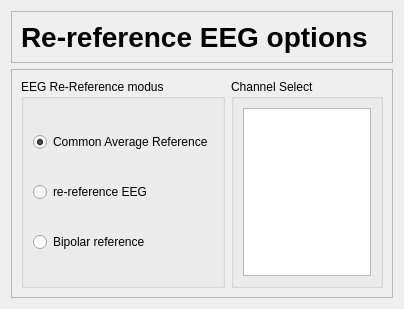
Old version of the form applications/mne_scan/plugins/reref/FormFiles/rerefoption.ui in the repository mne-tools/mne-cpp.
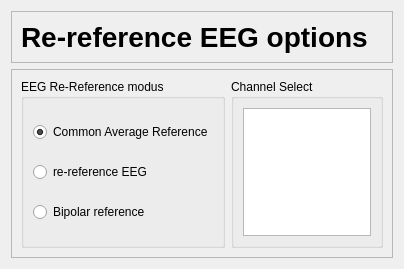
New version of the form.

Commit message: [SC-142] debug ReRef plugin

```diff
--- a/applications/mne_scan/plugins/reref/FormFiles/rerefoption.ui
+++ b/applications/mne_scan/plugins/reref/FormFiles/rerefoption.ui
@@ -7,7 +7,7 @@
     <x>0</x>
     <y>0</y>
     <width>404</width>
-    <height>309</height>
+    <height>269</height>
    </rect>
   </property>
   <property name="windowTitle">
```
The commit also changes 2 other files.
